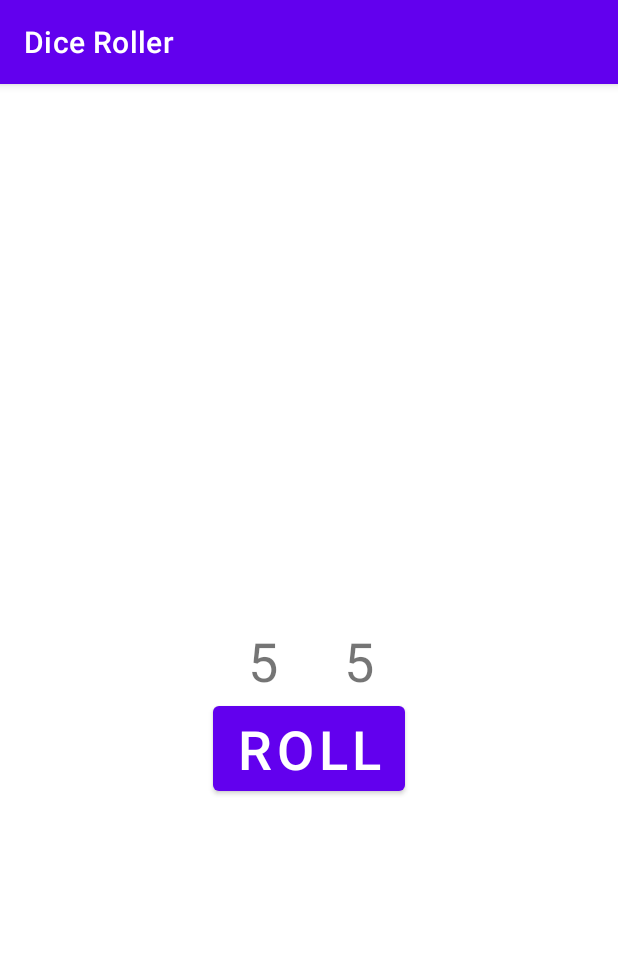
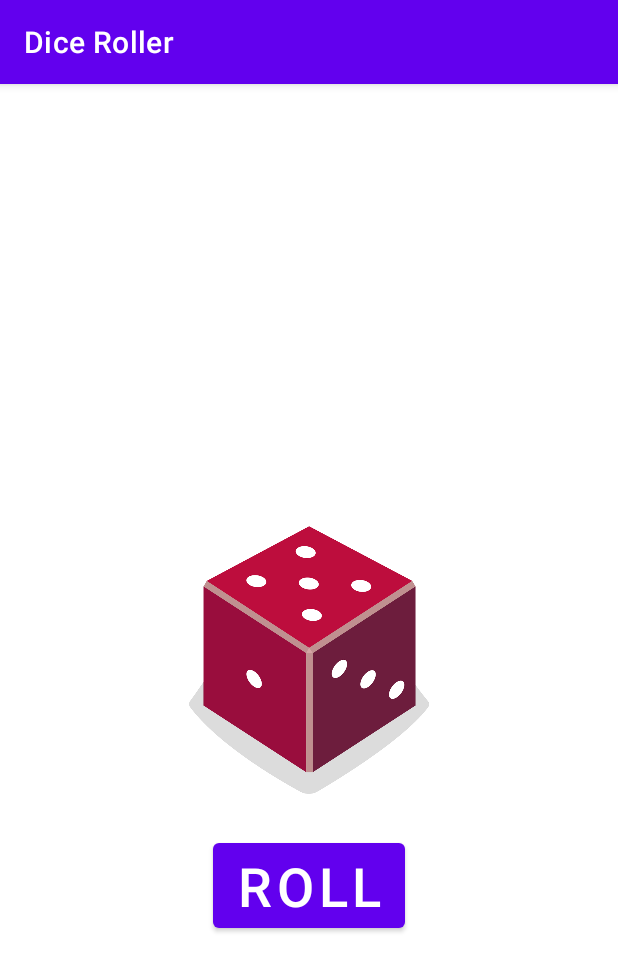
Before and after one commit to peeryw/DiceRoller, an Android app: the screen it shows after launch (MainActivity), after a tap on "ROLL", on a phone screen of 412 x 824 dp. Shown: the top 971 px of the screen. Run offline under Robolectric (Android 15) with nearby library versions, the phone set to English and light mode, and no system bars.

Commit message:
Removed textView and replace with imageView to show the roll result on the appropriate die image using a when/else statement. App also now opens with a random rolled die displayed at startup

```diff
--- a/app/src/main/java/com/example/diceroller/MainActivity.kt
+++ b/app/src/main/java/com/example/diceroller/MainActivity.kt
@@ -3,6 +3,7 @@ package com.example.diceroller
 import androidx.appcompat.app.AppCompatActivity
 import android.os.Bundle
 import android.widget.Button
+import android.widget.ImageView
 import android.widget.TextView
 
 /**
@@ -17,24 +18,36 @@ class MainActivity : AppCompatActivity() {
         val rollButton: Button = findViewById(R.id.button)
         rollButton.setOnClickListener { rollDice() }
 
+        // Do a dice roll when the app starts
+        rollDice()
     }
 
     /**
      * Roll the dice and update the screen with the result.
      */
     private fun rollDice() {
-        // Create 2 new Dice objects with 6 sides and roll it
-        val dice1 = Dice(6)
-        val diceRoll1 = dice1.roll()
-        val dice2 = Dice(6)
-        val diceRoll2 = dice2.roll()
+        // Create new Dice object with 6 sides and roll it
+        val dice = Dice(6)
+        val diceRoll = dice.roll()
 
-        // Update the screen with the dice roll
-        val resultTextView1: TextView = findViewById(R.id.textView)
-        val resultTextView2: TextView = findViewById(R.id.textView2)
-        // Change value from Int to String
-        resultTextView1.text = diceRoll1.toString()
-        resultTextView2.text = diceRoll2.toString()
+        // Find the ImageView in the layout
+        val diceImage: ImageView = findViewById(R.id.imageView)
+
+        // Determine which drawable resource ID to use based on the dice roll
+        val drawableResource = when (diceRoll) {
+            1 -> R.drawable.dice_1
+            2 -> R.drawable.dice_2
+            3 -> R.drawable.dice_3
+            4 -> R.drawable.dice_4
+            5 -> R.drawable.dice_5
+            else -> R.drawable.dice_6
+        }
+
+        // Update the ImageView with the correct drawable resource ID
+        diceImage.setImageResource(drawableResource)
+
+        // Update the content description
+        diceImage.contentDescription = diceRoll.toString()
     }
 }
 
--- a/app/src/main/res/layout/activity_main.xml
+++ b/app/src/main/res/layout/activity_main.xml
@@ -6,39 +6,25 @@
     android:layout_height="match_parent"
     tools:context=".MainActivity">
 
-    <TextView
-        android:id="@+id/textView"
-        android:layout_width="wrap_content"
-        android:layout_height="wrap_content"
-        android:textSize="36sp"
-        app:layout_constraintBottom_toBottomOf="parent"
-        app:layout_constraintHorizontal_bias="0.421"
-        app:layout_constraintLeft_toLeftOf="parent"
-        app:layout_constraintRight_toRightOf="parent"
-        app:layout_constraintTop_toTopOf="parent"
-        tools:text="1" />
-
     <Button
         android:id="@+id/button"
         android:layout_width="wrap_content"
         android:layout_height="wrap_content"
+        android:layout_marginTop="16dp"
         android:text="@string/roll"
         android:textSize="36sp"
         app:layout_constraintEnd_toEndOf="parent"
         app:layout_constraintStart_toStartOf="parent"
-        app:layout_constraintTop_toBottomOf="@+id/textView" />
+        app:layout_constraintTop_toBottomOf="@+id/imageView" />
 
-    <TextView
-        android:id="@+id/textView2"
-        android:layout_width="wrap_content"
-        android:layout_height="wrap_content"
-        android:textSize="36sp"
-        app:layout_constraintBottom_toTopOf="@+id/button"
+    <ImageView
+        android:id="@+id/imageView"
+        android:layout_width="160dp"
+        android:layout_height="200dp"
+        app:layout_constraintBottom_toBottomOf="parent"
         app:layout_constraintEnd_toEndOf="parent"
-        app:layout_constraintHorizontal_bias="0.585"
         app:layout_constraintStart_toStartOf="parent"
         app:layout_constraintTop_toTopOf="parent"
-        app:layout_constraintVertical_bias="1.0"
-        tools:text="2" />
+        tools:srcCompat="@drawable/dice_1" />
 
 </androidx.constraintlayout.widget.ConstraintLayout>
```
Also changed, not shown: app/src/main/res/drawable/dice_1.png (added), app/src/main/res/drawable/dice_2.png (added), app/src/main/res/drawable/dice_3.png (added), app/src/main/res/drawable/dice_4.png (added), app/src/main/res/drawable/dice_5.png (added), app/src/main/res/drawable/dice_6.png (added).
